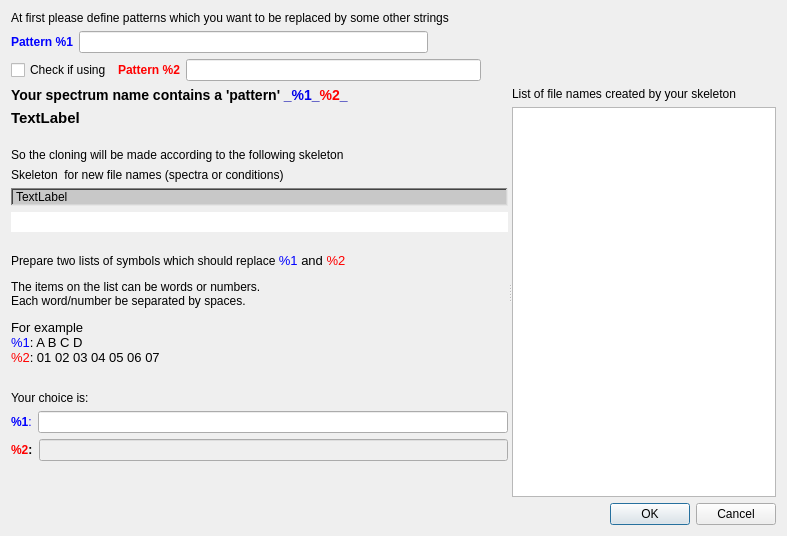
Old version of the form t4pattern_defining_dlg.ui in the repository jgrebosz/test-greware.
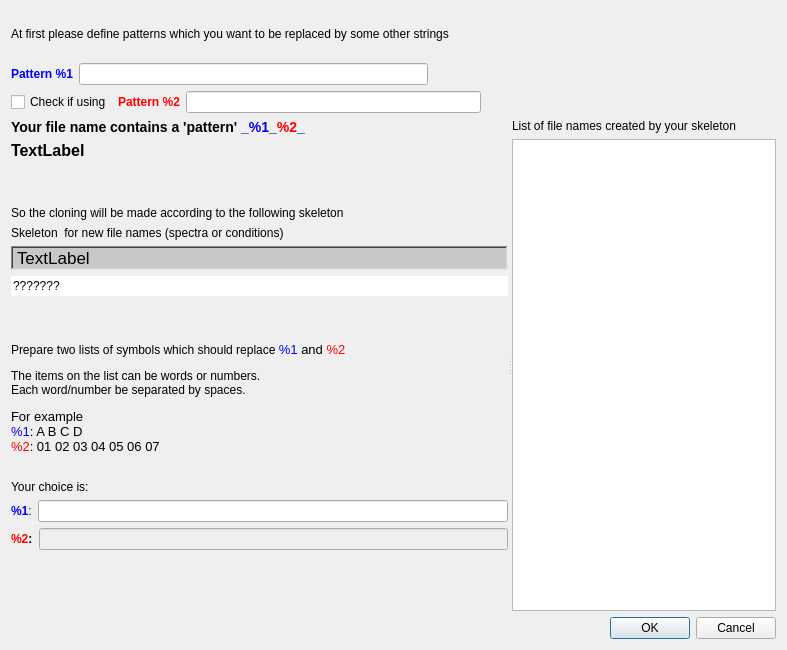
New version of the form.

The edit to the form file:
```diff
--- a/t4pattern_defining_dlg.ui
+++ b/t4pattern_defining_dlg.ui
@@ -7,7 +7,7 @@
     <x>0</x>
     <y>0</y>
     <width>787</width>
-    <height>536</height>
+    <height>650</height>
    </rect>
   </property>
   <property name="windowTitle">
@@ -100,7 +100,7 @@
          <item>
           <widget class="QLabel" name="textLabel1_2">
            <property name="text">
-            <string>&lt;html&gt;&lt;head/&gt;&lt;body&gt;&lt;p&gt;&lt;span style=&quot; font-size:large; font-weight:600; color:#000000;&quot;&gt;Your spectrum name contains a 'pattern'&lt;/span&gt;&lt;span style=&quot; font-size:large; font-weight:600; color:#0000aa;&quot;&gt; _&lt;/span&gt;&lt;span style=&quot; font-size:large; font-weight:600; color:#0000ea;&quot;&gt;%1&lt;/span&gt;&lt;span style=&quot; font-size:large; font-weight:600; color:#0000aa;&quot;&gt;_&lt;/span&gt;&lt;span style=&quot; font-size:large; font-weight:600; color:#ff0000;&quot;&gt;%2&lt;/span&gt;&lt;span style=&quot; font-size:large; font-weight:600; color:#0000aa;&quot;&gt;_&lt;/span&gt;&lt;/p&gt;&lt;/body&gt;&lt;/html&gt;</string>
+            <string>&lt;html&gt;&lt;head/&gt;&lt;body&gt;&lt;p&gt;&lt;span style=&quot; font-size:large; font-weight:600; color:#000000;&quot;&gt;Your file name contains a 'pattern'&lt;/span&gt;&lt;span style=&quot; font-size:large; font-weight:600; color:#0000aa;&quot;&gt; _&lt;/span&gt;&lt;span style=&quot; font-size:large; font-weight:600; color:#0000ea;&quot;&gt;%1&lt;/span&gt;&lt;span style=&quot; font-size:large; font-weight:600; color:#0000aa;&quot;&gt;_&lt;/span&gt;&lt;span style=&quot; font-size:large; font-weight:600; color:#ff0000;&quot;&gt;%2&lt;/span&gt;&lt;span style=&quot; font-size:large; font-weight:600; color:#0000aa;&quot;&gt;_&lt;/span&gt;&lt;/p&gt;&lt;/body&gt;&lt;/html&gt;</string>
            </property>
            <property name="scaledContents">
             <bool>false</bool>
@@ -116,7 +116,7 @@
         <widget class="QLabel" name="label_spectrum_name">
          <property name="font">
           <font>
-           <pointsize>11</pointsize>
+           <pointsize>12</pointsize>
            <weight>75</weight>
            <bold>true</bold>
           </font>
@@ -162,6 +162,11 @@
        </item>
        <item>
         <widget class="QLabel" name="label_skeleton">
+         <property name="font">
+          <font>
+           <pointsize>13</pointsize>
+          </font>
+         </property>
          <property name="styleSheet">
           <string notr="true">background-color: rgb(200, 200, 200);</string>
          </property>
@@ -181,6 +186,9 @@
        </item>
        <item>
         <widget class="QLineEdit" name="lineEdit_skeleton">
+         <property name="text">
+          <string>???????</string>
+         </property>
          <property name="frame">
           <bool>false</bool>
          </property>
```
